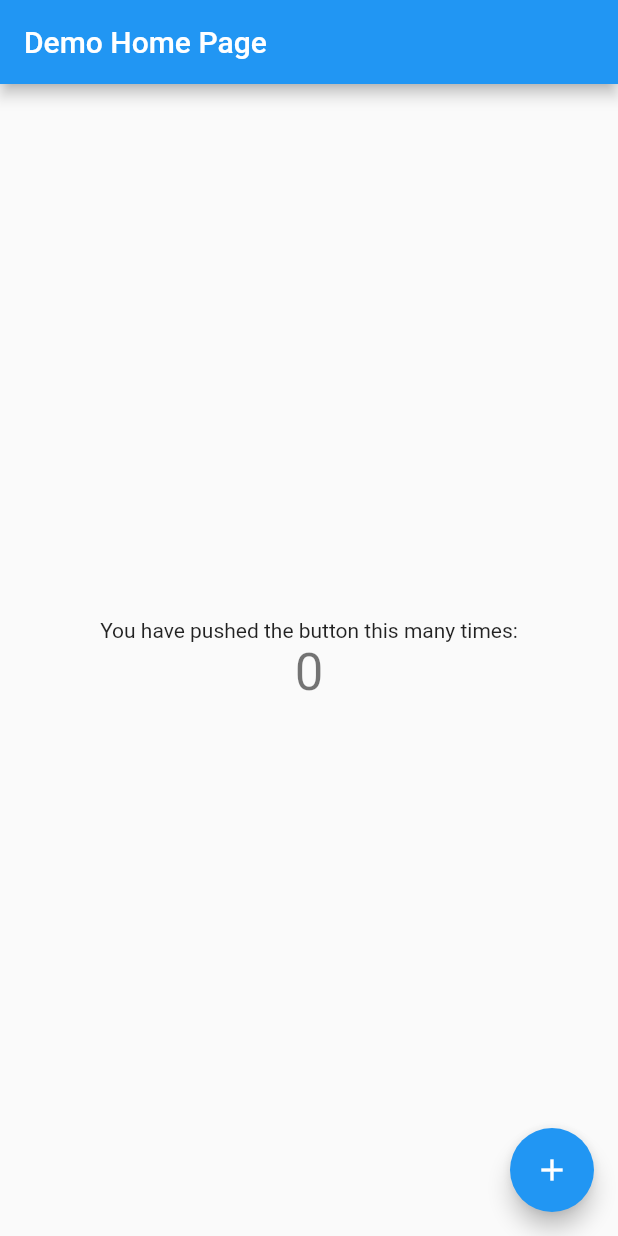
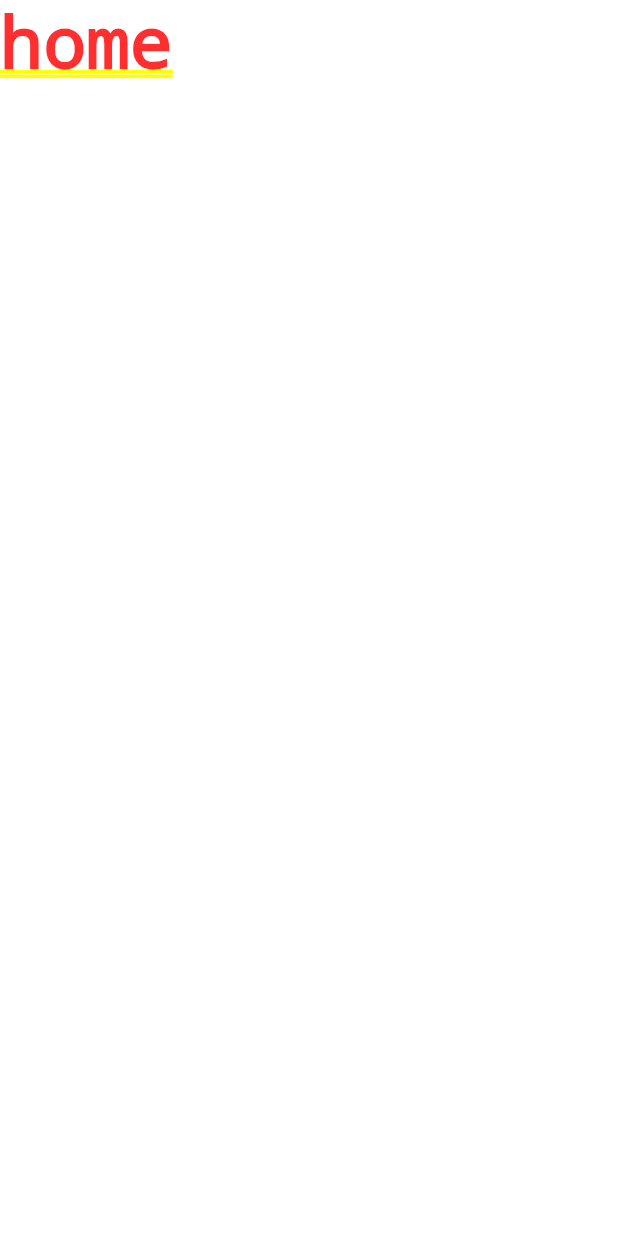
Before and after one commit to PiotrJozefowski/emergency_vehicle_flutter_app, a Flutter app: the screen it shows after launch, on a phone screen of 412 x 824 dp. Run offline on Flutter 3.47's test engine with Material 2 defaults, Android fonts, the phone set to English and light mode, and no system bars.

Commit message:
Basic structure

```diff
--- a/lib/main.dart
+++ b/lib/main.dart
@@ -1,3 +1,4 @@
+import 'package:emergency_vehicle_flutter_app/screens/wrapper.dart';
 import 'package:flutter/material.dart';
 
 void main() {
@@ -11,105 +12,7 @@ class MyApp extends StatelessWidget {
   @override
   Widget build(BuildContext context) {
     return MaterialApp(
-      title: 'Flutter Demo',
-      theme: ThemeData(
-        // This is the theme of your application.
-        //
-        // Try running your application with "flutter run". You'll see the
-        // application has a blue toolbar. Then, without quitting the app, try
-        // changing the primarySwatch below to Colors.green and then invoke
-        // "hot reload" (press "r" in the console where you ran "flutter run",
-        // or simply save your changes to "hot reload" in a Flutter IDE).
-        // Notice that the counter didn't reset back to zero; the application
-        // is not restarted.
-        primarySwatch: Colors.blue,
-      ),
-      home: const MyHomePage(title: 'Demo Home Page'),
+      home: Wrapper(),
     );
   }
 }
-
-class MyHomePage extends StatefulWidget {
-  const MyHomePage({Key? key, required this.title}) : super(key: key);
-
-  // This widget is the home page of your application. It is stateful, meaning
-  // that it has a State object (defined below) that contains fields that affect
-  // how it looks.
-
-  // This class is the configuration for the state. It holds the values (in this
-  // case the title) provided by the parent (in this case the App widget) and
-  // used by the build method of the State. Fields in a Widget subclass are
-  // always marked "final".
-
-  final String title;
-
-  @override
-  State<MyHomePage> createState() => _MyHomePageState();
-}
-
-class _MyHomePageState extends State<MyHomePage> {
-  int _counter = 0;
-
-  void _incrementCounter() {
-    setState(() {
-      // This call to setState tells the Flutter framework that something has
-      // changed in this State, which causes it to rerun the build method below
-      // so that the display can reflect the updated values. If we changed
-      // _counter without calling setState(), then the build method would not be
-      // called again, and so nothing would appear to happen.
-      _counter++;
-    });
-  }
-
-  @override
-  Widget build(BuildContext context) {
-    // This method is rerun every time setState is called, for instance as done
-    // by the _incrementCounter method above.
-    //
-    // The Flutter framework has been optimized to make rerunning build methods
-    // fast, so that you can just rebuild anything that needs updating rather
-    // than having to individually change instances of widgets.
-    return Scaffold(
-      appBar: AppBar(
-        // Here we take the value from the MyHomePage object that was created by
-        // the App.build method, and use it to set our appbar title.
-        title: Text(widget.title),
-      ),
-      body: Center(
-        // Center is a layout widget. It takes a single child and positions it
-        // in the middle of the parent.
-        child: Column(
-          // Column is also a layout widget. It takes a list of children and
-          // arranges them vertically. By default, it sizes itself to fit its
-          // children horizontally, and tries to be as tall as its parent.
-          //
-          // Invoke "debug painting" (press "p" in the console, choose the
-          // "Toggle Debug Paint" action from the Flutter Inspector in Android
-          // Studio, or the "Toggle Debug Paint" command in Visual Studio Code)
-          // to see the wireframe for each widget.
-          //
-          // Column has various properties to control how it sizes itself and
-          // how it positions its children. Here we use mainAxisAlignment to
-          // center the children vertically; the main axis here is the vertical
-          // axis because Columns are vertical (the cross axis would be
-          // horizontal).
-          mainAxisAlignment: MainAxisAlignment.center,
-          children: <Widget>[
-            const Text(
-              'You have pushed the button this many times:',
-            ),
-            Text(
-              '$_counter',
-              style: Theme.of(context).textTheme.headline4,
-            ),
-          ],
-        ),
-      ),
-      floatingActionButton: FloatingActionButton(
-        onPressed: _incrementCounter,
-        tooltip: 'Increment',
-        child: const Icon(Icons.add),
-      ), // This trailing comma makes auto-formatting nicer for build methods.
-    );
-  }
-}
--- /dev/null
+++ b/lib/screens/authenticate/authenticate.dart
@@ -0,0 +1,17 @@
+import 'package:flutter/material.dart';
+
+class Authenticate extends StatefulWidget {
+  const Authenticate({Key? key}) : super(key: key);
+
+  @override
+  _AuthenticateState createState() => _AuthenticateState();
+}
+
+class _AuthenticateState extends State<Authenticate> {
+  @override
+  Widget build(BuildContext context) {
+    return Container(
+      child: Text('authenticate')
+    );
+  }
+}
--- /dev/null
+++ b/lib/screens/home/home.dart
@@ -0,0 +1,12 @@
+import 'package:flutter/material.dart';
+
+class Home extends StatelessWidget {
+  const Home({Key? key}) : super(key: key);
+
+  @override
+  Widget build(BuildContext context) {
+    return Container(
+      child: Text('home'),
+    );
+  }
+}
--- /dev/null
+++ b/lib/screens/wrapper.dart
@@ -0,0 +1,14 @@
+import 'package:emergency_vehicle_flutter_app/screens/authenticate/authenticate.dart';
+import 'package:emergency_vehicle_flutter_app/screens/home/home.dart';
+import 'package:flutter/material.dart';
+
+class Wrapper extends StatelessWidget {
+  const Wrapper({Key? key}) : super(key: key);
+
+  @override
+  Widget build(BuildContext context) {
+
+    //return Home or Auth widger
+    return Home();
+  }
+}
```
